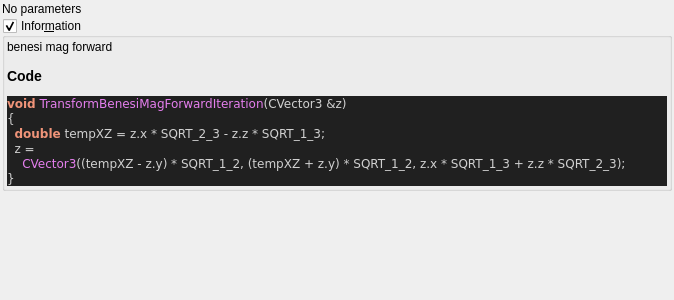
Old version of the form mandelbulber2/qt_data/fractal_transf_benesi_mag_forward.ui in the repository buddhi1980/mandelbulber2.
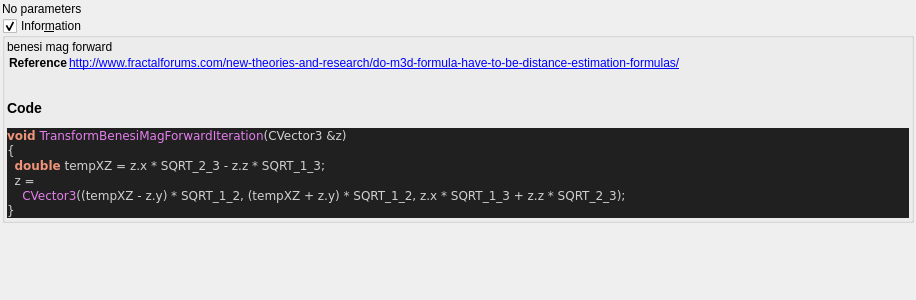
New version of the form. Custom widgets are drawn as their Qt base class.

Commit message:
formula ui - finished refactoring
- added tabstopps, german and modified all formulas
(I am so glad, that i am done with this :) )

What changed in the file:
```diff
--- a/mandelbulber2/qt_data/fractal_transf_benesi_mag_forward.ui
+++ b/mandelbulber2/qt_data/fractal_transf_benesi_mag_forward.ui
@@ -6,7 +6,7 @@
    <rect>
     <x>0</x>
     <y>0</y>
-    <width>674</width>
+    <width>916</width>
     <height>300</height>
    </rect>
   </property>
@@ -70,6 +70,8 @@
        <widget class="QLabel" name="label_code_content">
         <property name="text">
          <string notr="true">&lt;p&gt;benesi mag forward&lt;/p&gt;&lt;table&gt;
+&lt;tr&gt;&lt;th&gt;Reference&lt;/th&gt;&lt;td&gt;&lt;a href=&quot;http://www.fractalforums.com/new-theories-and-research/do-m3d-formula-have-to-be-distance-estimation-formulas/&quot;&gt;http://www.fractalforums.com/new-theories-and-research/do-m3d-formula-have-to-be-distance-estimation-formulas/&lt;br&gt;
+&lt;/td&gt;&lt;/tr&gt;
 &lt;/table&gt;
 &lt;h3&gt;Code&lt;/h3&gt;
 &lt;body style=&quot;background-color:#202020&quot;&gt;
```
Left out of the diff: 5 changed lines with no effect on the pictures. The commit also changes 77 other files.
